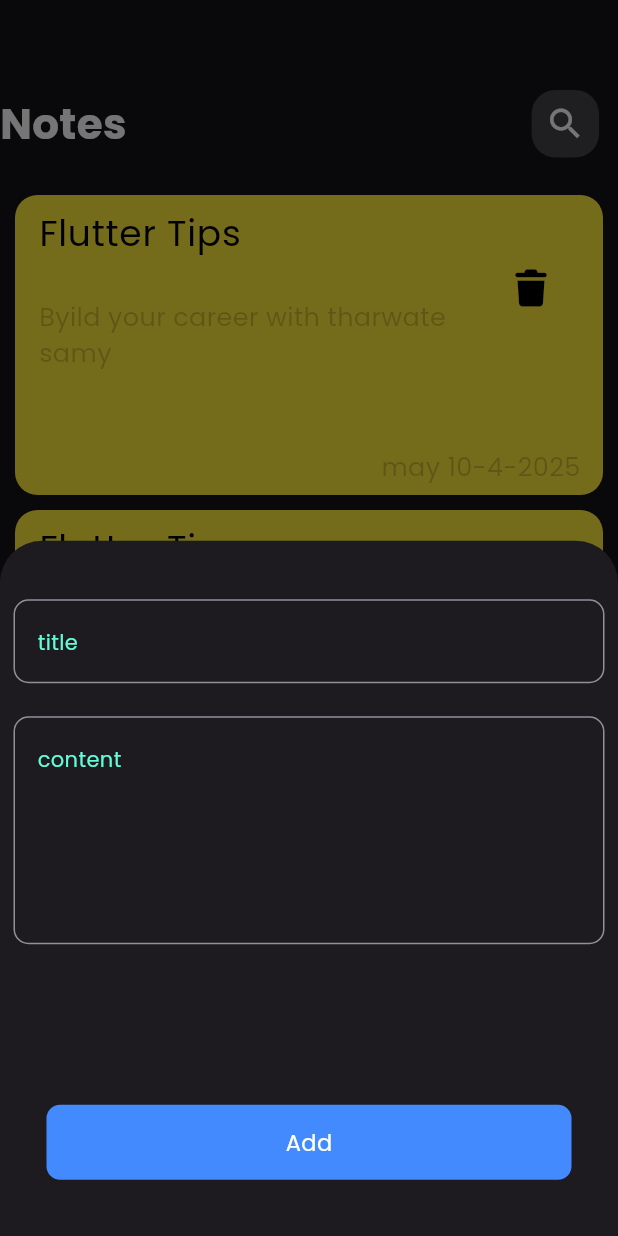
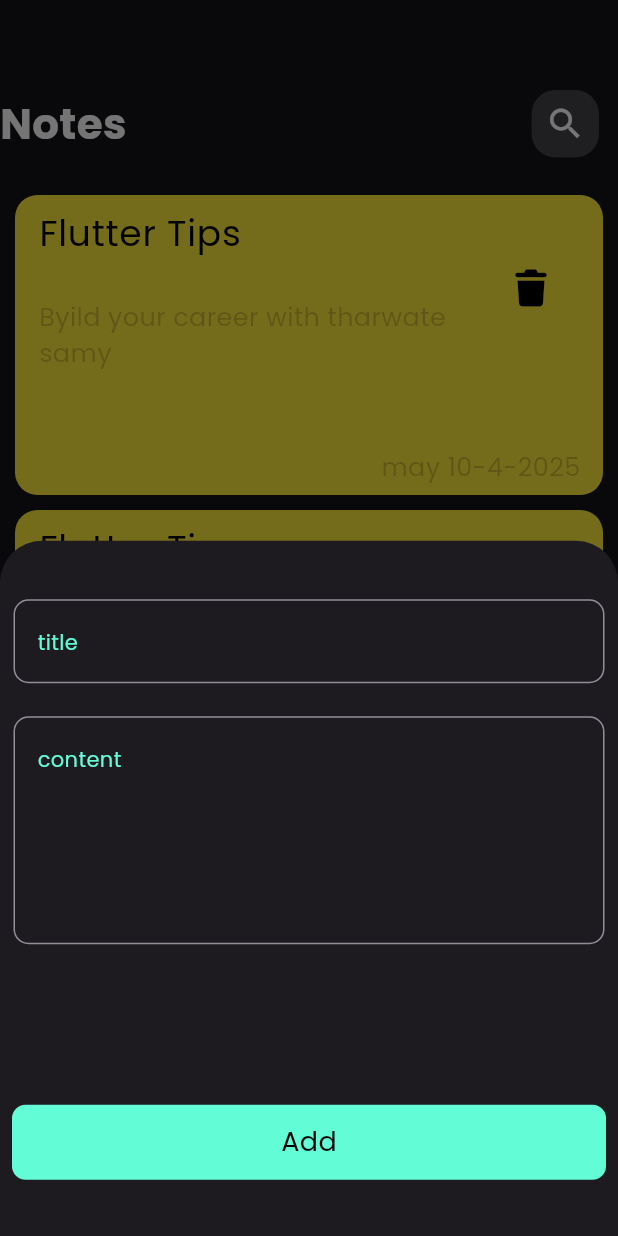
Before and after one commit to menaramdan/Notes_app, a Flutter app: the screen it shows after launch, after a tap on the "add" icon, on a phone screen of 412 x 824 dp. Run offline on Flutter 3.47's test engine with Material 3 defaults, Android fonts, the phone set to English and light mode, and no system bars; our stand-ins replace font_awesome_flutter.

Commit message:
we changed from colum to listview

```diff
--- a/lib/widgets/add_new_note.dart
+++ b/lib/widgets/add_new_note.dart
@@ -7,7 +7,8 @@ class AddNewNote extends StatelessWidget {
 
   @override
   Widget build(BuildContext context) {
-    return Column(children: [
+    return ListView(
+      children: [
         SizedBox(height: 30,),
         CustomTextField(hint: 'title',),
         SizedBox(height: 4,),
--- a/lib/widgets/custom_icon_ add_note.dart
+++ b/lib/widgets/custom_icon_ add_note.dart
@@ -1,5 +1,6 @@
 
 import 'package:flutter/material.dart';
+import 'package:notes_app/helper/constant.dart';
 
 class CustomIconaddNote extends StatelessWidget {
   const CustomIconaddNote({super.key});
@@ -8,13 +9,13 @@ class CustomIconaddNote extends StatelessWidget {
     return  Padding(
       padding: const EdgeInsets.all(8.0),
       child: Container(
-        width: 350,
+        width: MediaQuery.of(context).size.width,
         height: 50,
         decoration: BoxDecoration(
           borderRadius: BorderRadius.circular(9),
-          color: Colors.blueAccent,
+          color: kprimary,
         ),
-        child: Center(child: Text('Add',style: TextStyle(color: Colors.white,fontSize: 15),)),
+        child: Center(child: Text('Add',style: TextStyle(color: Colors.black,fontSize: 18),)),
       ),
     );
   }
```
